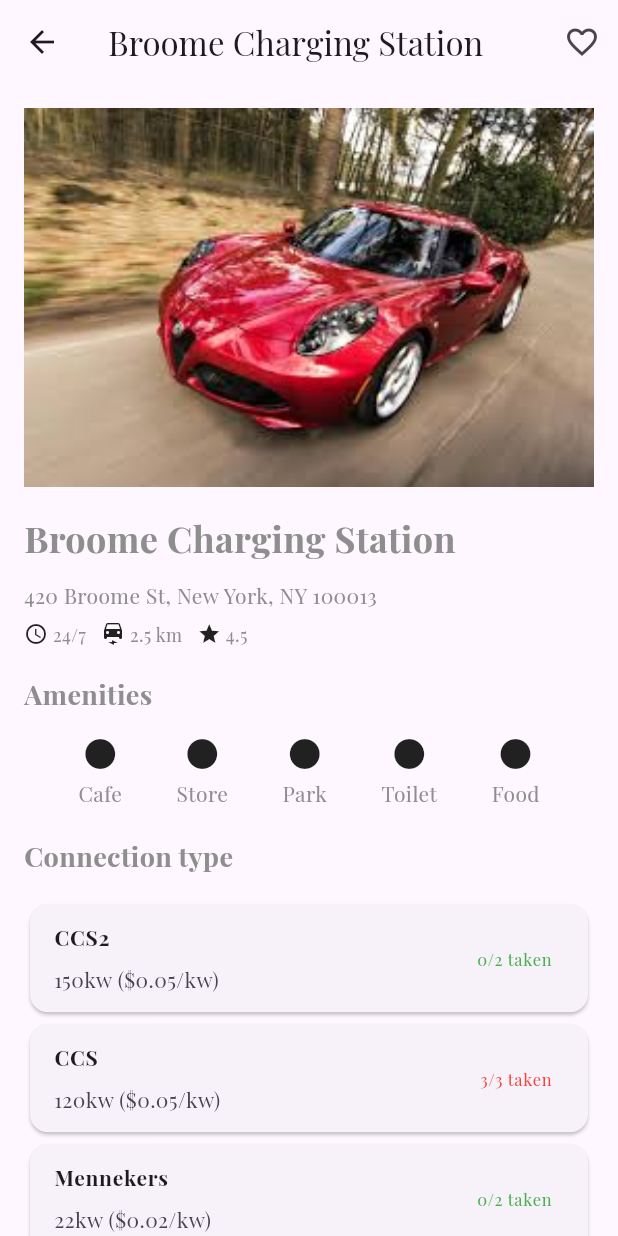
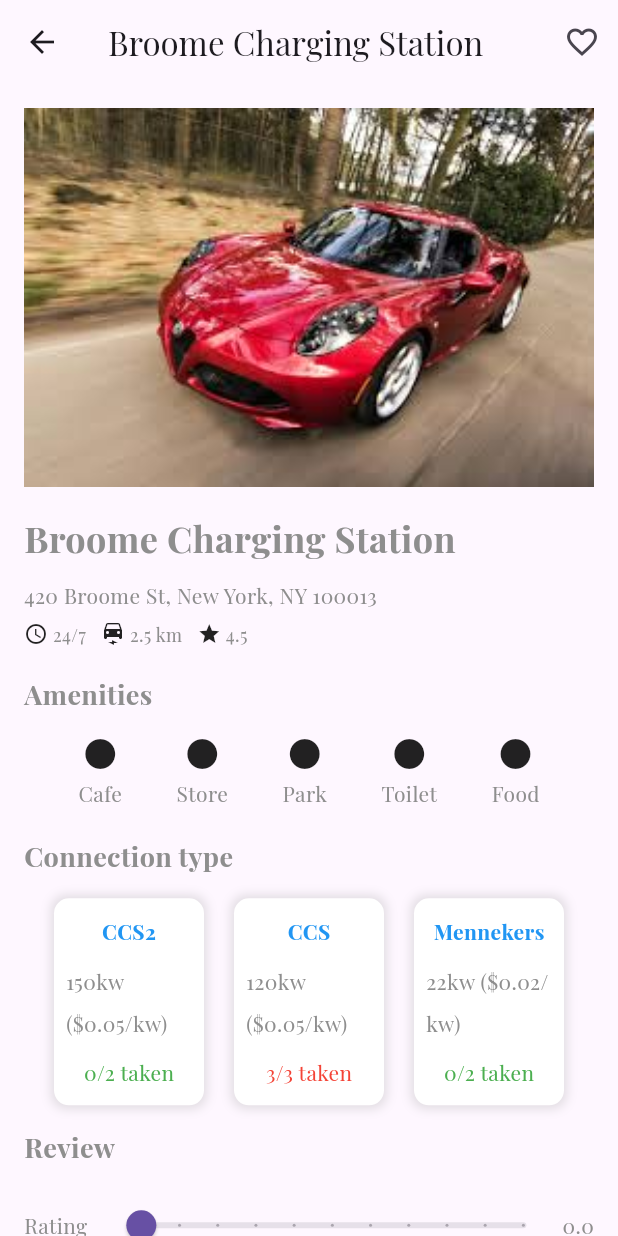
Before and after one commit to ShadenD/myproject, a Flutter app: the ChargingStationDetailPage screen opened directly with sample values from the repository, on a phone screen of 412 x 824 dp. Run offline on Flutter 3.47's test engine with Material 3 defaults, Android fonts, the phone set to English and light mode, and no system bars; our stand-ins replace flutter_otp_text_field, get, google_maps_flutter, image_picker, shared_preferences; missing offline and left inert: flutter_app_badger; accounts and stored records are empty; project files that could hold a hidden picture were left out.

```diff
--- a/lib/controller/detialsController.dart
+++ b/lib/controller/detialsController.dart
@@ -4,14 +4,21 @@ import 'package:my_project/core/data/model/ChargingStation.dart';
 class Detialscontroller extends GetxController {
   var selectedStation = Rxn<ChargingStation>();
   var favoriteStations = <ChargingStation>[].obs;
-  var rating = 0.0.obs;
+  var rating1 = 0.0.obs;
 
   void updateRating(double newRating) {
-    rating.value = newRating;
+    rating1.value = newRating;
+    // Update the rating of the selected station if it exists
+    if (selectedStation.value != null) {
+      selectedStation.value!.rating = newRating;
+      // Update the value to trigger UI updates
+      selectedStation.refresh();
+    }
   }
 
   void selectStation(ChargingStation station) {
     selectedStation.value = station;
+    rating1.value = station.rating;
   }
 
   void clearSelection() {
--- a/lib/core/data/model/ChargingStation.dart
+++ b/lib/core/data/model/ChargingStation.dart
@@ -3,7 +3,7 @@ class ChargingStation {
   final String address;
   final String hours;
   final double distance;
-  final double rating;
+  late final double rating;
   final double latitude;
   final double longitude;
   final String imageUrl;
--- /dev/null
+++ b/lib/core/data/model/slot.dart
@@ -0,0 +1,19 @@
+import 'package:flutter/material.dart';
+
+class slot {
+  final String vehicleType;
+  final String vehicleModel;
+  final String connectionType;
+  final DateTime date;
+  final TimeOfDay time;
+  final double price;
+
+  slot({
+    required this.vehicleType,
+    required this.vehicleModel,
+    required this.connectionType,
+    required this.date,
+    required this.time,
+    required this.price,
+  });
+}
--- a/lib/view/screen/ChargingStationDetailPage.dart
+++ b/lib/view/screen/ChargingStationDetailPage.dart
@@ -4,6 +4,7 @@ import 'package:flutter/material.dart';
 import 'package:get/get.dart';
 import 'package:my_project/controller/detialsController.dart';
 import 'package:my_project/core/data/model/ChargingStation.dart';
+import 'package:my_project/view/screen/BookingSlotePage.dart';
 
 class ChargingStationDetailPage extends StatelessWidget {
   final ChargingStation station;
@@ -74,7 +75,9 @@ class ChargingStationDetailPage extends StatelessWidget {
               _buildReviewSection(),
               const SizedBox(height: 10),
               ElevatedButton(
-                onPressed: () {},
+                onPressed: () {
+                  Get.to(() => SlotBookingPage());
+                },
                 style: ElevatedButton.styleFrom(
                   minimumSize: const Size(double.infinity, 50),
                 ),
@@ -122,7 +125,6 @@ class ChargingStationDetailPage extends StatelessWidget {
   }
 
   Widget _buildConnectionTypeSection() {
-    // Placeholder for connection types, replace with actual data as needed
     List<ConnectionType> connectionTypes = [
       ConnectionType(
           type: "CCS2", power: "150kw", price: "\$0.05/kw", taken: 0, total: 2),
@@ -144,18 +146,43 @@ class ChargingStationDetailPage extends StatelessWidget {
           style: TextStyle(fontSize: 18, fontWeight: FontWeight.bold),
         ),
         const SizedBox(height: 10),
-        Column(
+        Row(
+          mainAxisAlignment: MainAxisAlignment.spaceEvenly,
           children: connectionTypes.map((type) {
-            return Card(
-              child: ListTile(
-                title: Text(type.type),
-                subtitle: Text('${type.power} (${type.price})'),
-                trailing: Text(
-                  '${type.taken}/${type.total} taken',
-                  style: TextStyle(
-                    color: type.taken == type.total ? Colors.red : Colors.green,
+            return Container(
+              width: 100,
+              padding: const EdgeInsets.all(8),
+              decoration: BoxDecoration(
+                color: Colors.white,
+                borderRadius: BorderRadius.circular(10),
+                boxShadow: [
+                  BoxShadow(
+                    color: Colors.grey.withOpacity(0.3),
+                    spreadRadius: 2,
+                    blurRadius: 5,
                   ),
-                ),
+                ],
+              ),
+              child: Column(
+                children: [
+                  Text(
+                    type.type,
+                    style: TextStyle(
+                      fontWeight: FontWeight.bold,
+                      color: Colors.blue,
+                    ),
+                  ),
+                  const SizedBox(height: 5),
+                  Text('${type.power} (${type.price})'),
+                  const SizedBox(height: 5),
+                  Text(
+                    '${type.taken}/${type.total} taken',
+                    style: TextStyle(
+                      color:
+                          type.taken == type.total ? Colors.red : Colors.green,
+                    ),
+                  ),
+                ],
               ),
             );
           }).toList(),
@@ -180,7 +207,7 @@ class ChargingStationDetailPage extends StatelessWidget {
             Obx(() {
               return Expanded(
                 child: Slider(
-                  value: controller.rating.value,
+                  value: controller.rating1.value,
                   onChanged: (newValue) {
                     controller.updateRating(newValue);
                   },
@@ -191,7 +218,7 @@ class ChargingStationDetailPage extends StatelessWidget {
               );
             }),
             Obx(() {
-              return Text('${controller.rating.value.toStringAsFixed(1)}');
+              return Text('${controller.rating1.value.toStringAsFixed(1)}');
             }),
           ],
         ),
```
Also changed, not shown: lib/controller/BookingController.dart (+49 -28 lines), lib/controller/MapController.dart (+10 -0 lines), lib/view/screen/BookingPage.dart (+6 -30 lines), lib/view/screen/BookingSlotePage.dart (added, +351 -0 lines), lib/view/screen/OngoingBookingsPage.dart (added, +97 -0 lines), lib/view/screen/PaymentPage.dart (added, +41 -0 lines), lib/view/screen/map.dart (+19 -0 lines).
